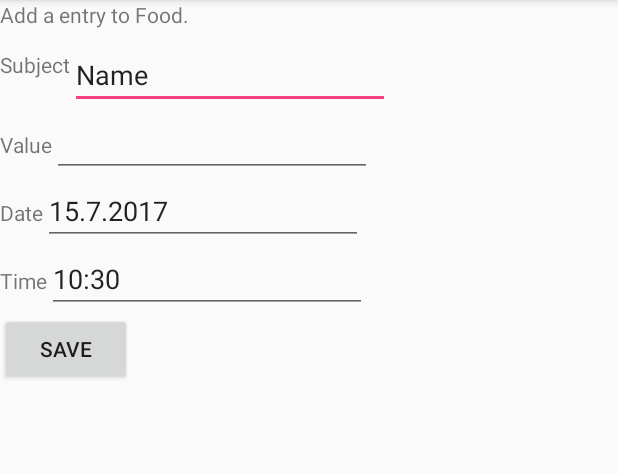
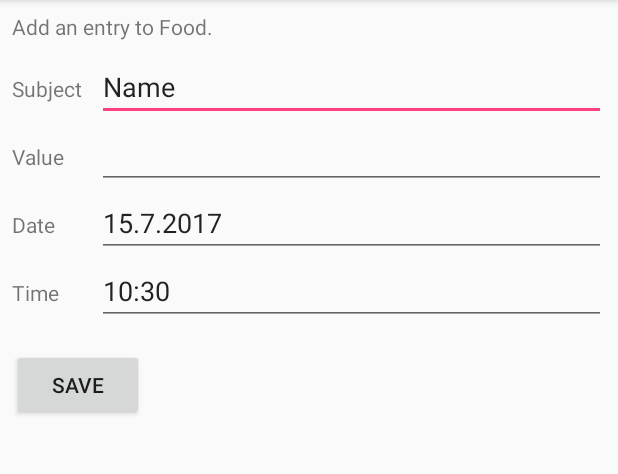
Before and after one commit to senden9/accountBookAndroid, an Android app: the screen it shows after launch (AddEntry), after a tap on "Food", on a phone screen of 412 x 824 dp, the part 84-558 px from its top. Run offline under Robolectric (Android 15) with nearby library versions, the phone set to English and light mode, and no system bars.

Commit message:
* Refine Layout of the add-view. * Add a long press activity to the main view categories.

```diff
--- a/app/src/main/java/com/stefano_probst/gridtest/AddEntry.java
+++ b/app/src/main/java/com/stefano_probst/gridtest/AddEntry.java
@@ -4,17 +4,16 @@ import android.app.DatePickerDialog;
 import android.app.TimePickerDialog;
 import android.content.Intent;
 import android.database.sqlite.SQLiteDatabase;
+import android.os.Bundle;
 import android.support.v7.app.AppCompatActivity;
-import android.os.Bundle;
 import android.view.View;
+import android.widget.DatePicker;
 import android.widget.EditText;
 import android.widget.TextView;
 import android.widget.TimePicker;
-import android.widget.DatePicker;
 import android.widget.Toast;
 
 import java.util.Calendar;
-import java.util.Date;
 
 public class AddEntry extends AppCompatActivity {
 
@@ -54,7 +53,7 @@ public class AddEntry extends AppCompatActivity {
         Intent intent = getIntent();
         String message = intent.getStringExtra(MainActivity.EXTRA_MESSAGE);
         mID = Integer.parseInt(message);
-        ((TextView)findViewById(R.id.header)).setText("Add a entry to " + mCategoryDB.getName(dbCategory, mID) + ".");
+        ((TextView)findViewById(R.id.header)).setText("Add an entry to " + mCategoryDB.getName(dbCategory, mID) + ".");
     }
 
     public void timeCallback(View v){
--- a/app/src/main/java/com/stefano_probst/gridtest/MainActivity.java
+++ b/app/src/main/java/com/stefano_probst/gridtest/MainActivity.java
@@ -1,22 +1,21 @@
 package com.stefano_probst.gridtest;
 
 import android.content.Intent;
-import android.database.Cursor;
 import android.database.sqlite.SQLiteDatabase;
 import android.os.Bundle;
 import android.os.Environment;
 import android.support.design.widget.FloatingActionButton;
+import android.support.design.widget.NavigationView;
 import android.support.design.widget.Snackbar;
-import android.util.Log;
-import android.view.View;
-import android.support.design.widget.NavigationView;
 import android.support.v4.view.GravityCompat;
 import android.support.v4.widget.DrawerLayout;
 import android.support.v7.app.ActionBarDrawerToggle;
 import android.support.v7.app.AppCompatActivity;
 import android.support.v7.widget.Toolbar;
+import android.util.Log;
 import android.view.Menu;
 import android.view.MenuItem;
+import android.view.View;
 import android.widget.AdapterView;
 import android.widget.GridView;
 import android.widget.Toast;
@@ -61,6 +60,7 @@ public class MainActivity extends AppCompatActivity
         GridView gridview = (GridView) findViewById(R.id.gridview);
         gridview.setAdapter(new ImageAdapter(this));
 
+        // Open the new entry activity on press.
         gridview.setOnItemClickListener(new AdapterView.OnItemClickListener() {
             public void onItemClick(AdapterView<?> parent, View v,
                                     int position, long id) {
@@ -70,6 +70,18 @@ public class MainActivity extends AppCompatActivity
                 startActivityForResult(intent, 1);
             }
         });
+
+        // List entries on a long press.
+        gridview.setOnItemLongClickListener(new AdapterView.OnItemLongClickListener() {
+            public boolean onItemLongClick(AdapterView<?> parent, View v,
+                                    int position, long id) {
+                Intent intent = new Intent(MainActivity.this, ListEntries.class);
+                String message = "" + (position+1); // ID. Not clean at the moment…
+                intent.putExtra(EXTRA_MESSAGE, message);
+                startActivityForResult(intent, 2);
+                return true;
+            }
+            });
         // End Grid
 
 
--- a/app/src/main/res/layout/activity_add_entry.xml
+++ b/app/src/main/res/layout/activity_add_entry.xml
@@ -1,6 +1,5 @@
 <?xml version="1.0" encoding="utf-8"?>
 <LinearLayout xmlns:android="http://schemas.android.com/apk/res/android"
-    xmlns:app="http://schemas.android.com/apk/res-auto"
     xmlns:tools="http://schemas.android.com/tools"
     android:layout_width="match_parent"
     android:layout_height="match_parent"
@@ -11,28 +10,30 @@
         android:id="@+id/header"
         android:layout_width="wrap_content"
         android:layout_height="wrap_content"
-        android:text="@string/add_entry_empty_error" />
-    <LinearLayout
+        android:text="@string/add_entry_empty_error"
+        android:layout_marginLeft="8dp"
+        android:layout_marginTop="8dp"/>
+    <TableLayout
         android:layout_width="match_parent"
-        android:layout_height="wrap_content">
+        android:layout_height="wrap_content"
+        android:layout_margin="8dp"
+        android:stretchColumns="1">
+        <TableRow>
             <TextView
                 android:id="@+id/text_name"
                 android:layout_width="wrap_content"
                 android:layout_height="wrap_content"
-            android:text="Subject" />
+                android:text="Subject"
+                android:layout_marginRight="10dp"/>
             <EditText
                 android:id="@+id/entry_name"
                 android:layout_width="wrap_content"
                 android:layout_height="wrap_content"
                 android:ems="10"
                 android:inputType="textPersonName"
-            android:text="Name"
-            android:layout_marginTop="8dp" />
-    </LinearLayout>
-
-    <LinearLayout
-        android:layout_width="match_parent"
-        android:layout_height="wrap_content">
+                android:text="Name" />
+        </TableRow>
+        <TableRow>
             <TextView
             android:id="@+id/text_value"
             android:layout_width="wrap_content"
@@ -44,11 +45,8 @@
                 android:layout_height="wrap_content"
                 android:ems="10"
                 android:inputType="numberDecimal" />
-    </LinearLayout>
-
-    <LinearLayout
-        android:layout_width="match_parent"
-        android:layout_height="wrap_content">
+        </TableRow>
+        <TableRow>
             <TextView
                 android:id="@+id/text_date"
                 android:layout_width="wrap_content"
@@ -62,11 +60,8 @@
                 android:focusable="false"
                 android:inputType="time"
                 android:onClick="dateCallback" />
-    </LinearLayout>
-
-    <LinearLayout
-        android:layout_width="match_parent"
-        android:layout_height="wrap_content">
+        </TableRow>
+        <TableRow>
             <TextView
                 android:id="@+id/text_time"
                 android:layout_width="wrap_content"
@@ -80,10 +75,12 @@
                 android:inputType="time"
                 android:focusable="false"
                 android:onClick="timeCallback" />
-    </LinearLayout>
+        </TableRow>
+    </TableLayout>
     <Button
         android:layout_width="wrap_content"
         android:layout_height="wrap_content"
+        android:layout_margin="8dp"
         android:text="@string/action_save"
         android:onClick="saveCallback" />
 
```
Also changed, not shown: app/src/main/AndroidManifest.xml (+7 -0 lines), app/src/main/java/com/stefano_probst/gridtest/ListEntries.java (added, +21 -0 lines), app/src/main/java/com/stefano_probst/gridtest/Statistics.java (+2 -6 lines), app/src/main/res/layout/activity_list_entries.xml (added, +15 -0 lines). Lines whose indentation alone changed are shown as unchanged.
